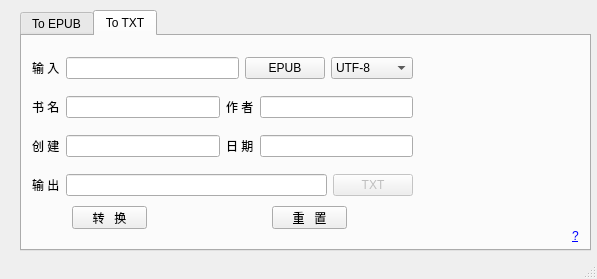
etony/myPyTool, file TXT2EPUB/Txt2epub.ui: the form before one commit.
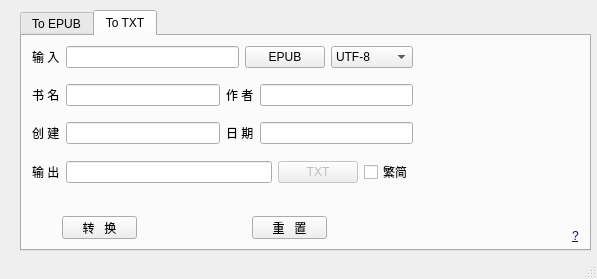
The form after the commit. The open tabs and pages were chosen to show the change. Icons and pictures are not drawn.

```diff
--- a/TXT2EPUB/Txt2epub.ui
+++ b/TXT2EPUB/Txt2epub.ui
@@ -251,8 +251,8 @@
      <widget class="QPushButton" name="pb_out_conver">
       <property name="geometry">
        <rect>
-        <x>50</x>
-        <y>170</y>
+        <x>40</x>
+        <y>180</y>
         <width>75</width>
         <height>23</height>
        </rect>
@@ -264,8 +264,8 @@
      <widget class="QPushButton" name="pb_out_reset">
       <property name="geometry">
        <rect>
-        <x>250</x>
-        <y>170</y>
+        <x>230</x>
+        <y>180</y>
         <width>75</width>
         <height>23</height>
        </rect>
@@ -278,7 +278,7 @@
       <property name="geometry">
        <rect>
         <x>10</x>
-        <y>10</y>
+        <y>0</y>
         <width>381</width>
         <height>161</height>
        </rect>
@@ -389,6 +389,13 @@
            </property>
           </widget>
          </item>
+         <item>
+          <widget class="QCheckBox" name="chb_fanjian">
+           <property name="text">
+            <string>繁简</string>
+           </property>
+          </widget>
+         </item>
         </layout>
        </item>
       </layout>
```
Left out of the diff: 4 changed lines with no effect on the pictures.
